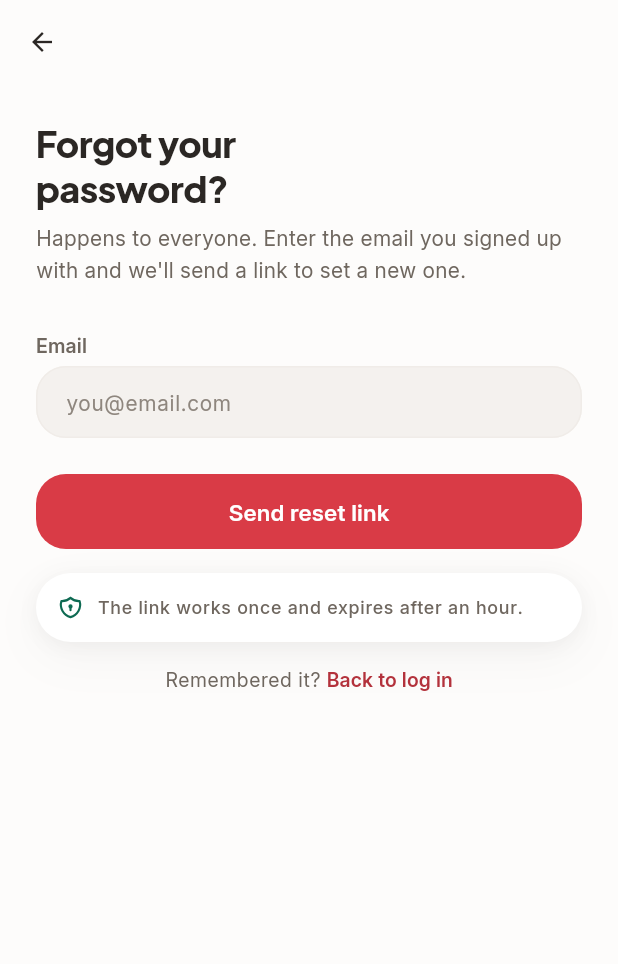
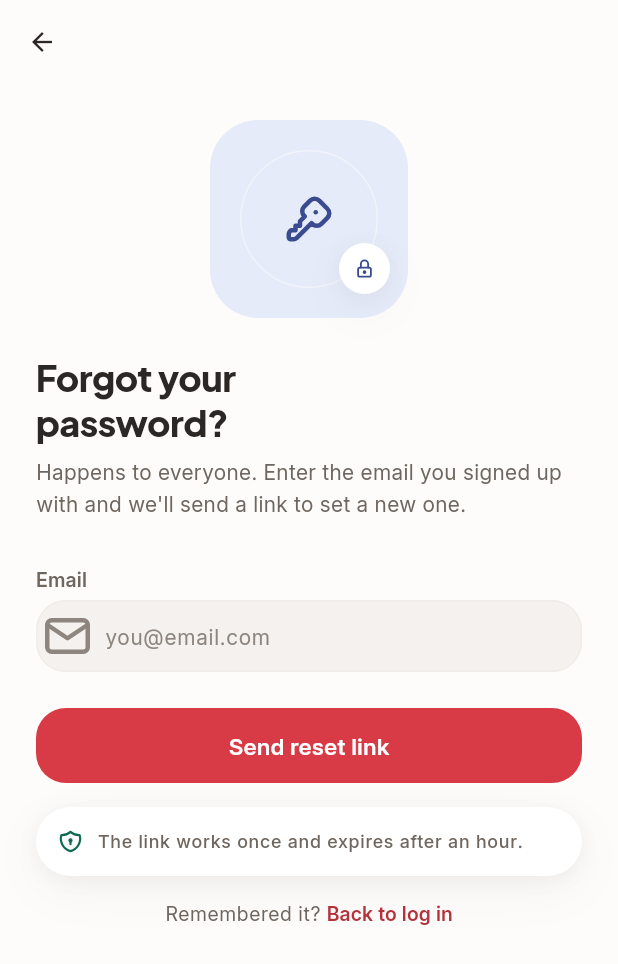
Before and after one commit to safinmahesania/Recipedia, a Flutter app: the ForgotPasswordView screen opened directly, on a phone screen of 412 x 824 dp. Shown: the top 964 px of the screen. Run offline on Flutter 3.47's test engine with Material 3 defaults, Android fonts, the phone set to English and light mode, and no system bars; our stand-ins replace cached_network_image, flutter_svg, get, image_picker, share_plus, shared_preferences and 1 more; accounts and stored records are empty.

Commit message:
feat(auth): field icons, password reveal, forgot-password hero
- AppTextField gains an optional leading icon and an eye toggle on obscured
  fields; typing a password blind is a common cause of failed logins
- Add mail/lock/person icons to login, signup, forgot and set-password
- Add the hero the kit gives forgot password; login and signup have none in
  the kit either, which is why they looked bare
- Ship lock, visibility and visibility_off icons

```diff
--- a/lib/constants/icon_assets.dart
+++ b/lib/constants/icon_assets.dart
@@ -13,11 +13,12 @@ const kTablerIcons = <String>{
   'edit_note', 'edit_outlined', 'favorite', 'favorite_border', 'flag_outlined',
   'help_outline', 'home', 'home_outlined', 'image_outlined', 'inbox_outlined',
   'info_outline', 'key', 'key_outlined', 'link', 'list_alt',
-  'local_fire_department', 'logout', 'mail_outline', 'menu_book', 'menu_book_outlined',
-  'notifications_none', 'pause', 'pending_actions', 'people_outline', 'person',
-  'person_outline', 'photo', 'photo_camera_outlined', 'photo_library_outlined', 'play_arrow',
-  'public', 'rate_review_outlined', 'refresh', 'remove', 'restaurant_menu',
-  'schedule', 'search', 'search_off', 'settings_outlined', 'share',
-  'shield_outlined', 'shopping_basket_outlined', 'shopping_cart', 'star', 'star_border',
-  'star_outline', 'swap_vert', 'tune', 'warning_amber_rounded',
+  'local_fire_department', 'lock', 'logout', 'mail_outline', 'menu_book',
+  'menu_book_outlined', 'notifications_none', 'pause', 'pending_actions', 'people_outline',
+  'person', 'person_outline', 'photo', 'photo_camera_outlined', 'photo_library_outlined',
+  'play_arrow', 'public', 'rate_review_outlined', 'refresh', 'remove',
+  'restaurant_menu', 'schedule', 'search', 'search_off', 'settings_outlined',
+  'share', 'shield_outlined', 'shopping_basket_outlined', 'shopping_cart', 'star',
+  'star_border', 'star_outline', 'swap_vert', 'tune', 'visibility',
+  'visibility_off', 'warning_amber_rounded',
 };
--- a/lib/shared/widgets/app_text_field.dart
+++ b/lib/shared/widgets/app_text_field.dart
@@ -1,10 +1,15 @@
 import 'package:flutter/material.dart';
 import '../../constants/app_sizes.dart';
 import '../../theme/app_tokens.dart';
+import 'app_icon.dart';
 
-/// Labelled input. Colours, radius, fill and focus ring all come from
+/// Labelled input. Colours, radius, fill and focus ring come from
 /// inputDecorationTheme, so this adapts to dark mode automatically.
-class AppTextField extends StatelessWidget {
+///
+/// StatefulWidget because password fields own a reveal toggle: typing a
+/// password blind on a phone keyboard is the single most common reason people
+/// fail a login they actually know the answer to.
+class AppTextField extends StatefulWidget {
   final String label;
   final String hint;
   final TextEditingController controller;
@@ -13,6 +18,9 @@ class AppTextField extends StatelessWidget {
   final String? errorText;
   final int maxLines;
   final ValueChanged<String>? onChanged;
+
+  /// Tabler icon name shown inside the field, e.g. `mail`, `lock`, `person`.
+  final String? icon;
 
   const AppTextField({
     super.key,
@@ -24,7 +32,15 @@ class AppTextField extends StatelessWidget {
     this.errorText,
     this.maxLines = 1,
     this.onChanged,
+    this.icon,
   });
+
+  @override
+  State<AppTextField> createState() => _AppTextFieldState();
+}
+
+class _AppTextFieldState extends State<AppTextField> {
+  late bool _hidden = widget.obscure;
 
   @override
   Widget build(BuildContext context) {
@@ -34,19 +50,40 @@ class AppTextField extends StatelessWidget {
     return Column(
       crossAxisAlignment: CrossAxisAlignment.start,
       children: [
-        Text(label,
+        Text(widget.label,
             style: text.labelMedium?.copyWith(color: t.textSecondary)),
         const SizedBox(height: AppSizes.xs + 2),
         TextField(
-          controller: controller,
-          obscureText: obscure,
-          keyboardType: keyboardType,
-          maxLines: obscure ? 1 : maxLines,
-          onChanged: onChanged,
+          controller: widget.controller,
+          obscureText: _hidden,
+          keyboardType: widget.keyboardType,
+          maxLines: widget.obscure ? 1 : widget.maxLines,
+          onChanged: widget.onChanged,
           style: text.bodyLarge,
           decoration: InputDecoration(
-            hintText: hint,
-            errorText: errorText,
+            hintText: widget.hint,
+            errorText: widget.errorText,
+            prefixIcon: widget.icon == null
+                ? null
+                : AppIcon(widget.icon!,
+                    fallback: Icons.circle_outlined,
+                    size: AppSizes.iconInput),
+            suffixIcon: !widget.obscure
+                ? null
+                : GestureDetector(
+                    onTap: () => setState(() => _hidden = !_hidden),
+                    behavior: HitTestBehavior.opaque,
+                    child: Padding(
+                      padding:
+                          const EdgeInsets.symmetric(horizontal: AppSizes.smd),
+                      child: AppIcon(_hidden ? 'visibility' : 'visibility_off',
+                          fallback: _hidden
+                              ? Icons.visibility_outlined
+                              : Icons.visibility_off_outlined,
+                          size: AppSizes.iconInput,
+                          color: t.textTertiary),
+                    ),
+                  ),
           ),
         ),
       ],
--- a/lib/views/auth/forgot_password_view.dart
+++ b/lib/views/auth/forgot_password_view.dart
@@ -39,6 +39,58 @@ class _ForgotPasswordViewState extends State<ForgotPasswordView> {
           child: Column(
             crossAxisAlignment: CrossAxisAlignment.stretch,
             children: [
+              // The kit gives this screen a hero; login and signup deliberately
+              // have none — they are forms people arrive at knowing what to do.
+              Center(
+                child: SizedBox(
+                  height: 132,
+                  width: 132,
+                  child: Stack(
+                    alignment: Alignment.center,
+                    children: [
+                      Container(
+                        decoration: BoxDecoration(
+                          color: t.categoryTints[3],
+                          borderRadius:
+                              BorderRadius.circular(AppSizes.radiusXl),
+                        ),
+                      ),
+                      Container(
+                        width: 92,
+                        height: 92,
+                        decoration: BoxDecoration(
+                          shape: BoxShape.circle,
+                          border: Border.all(
+                              color: t.canvas.withValues(alpha: 0.5)),
+                        ),
+                      ),
+                      AppIcon('key',
+                          fallback: Icons.key,
+                          size: 42,
+                          color: t.categoryGlyphs[3]),
+                      Positioned(
+                        right: 12,
+                        bottom: 16,
+                        child: Container(
+                          width: 34,
+                          height: 34,
+                          alignment: Alignment.center,
+                          decoration: BoxDecoration(
+                            shape: BoxShape.circle,
+                            color: t.surfaceRaised,
+                            boxShadow: t.cardShadow,
+                          ),
+                          child: AppIcon('lock',
+                              fallback: Icons.lock,
+                              size: 17,
+                              color: t.categoryGlyphs[3]),
+                        ),
+                      ),
+                    ],
+                  ),
+                ),
+              ),
+              const SizedBox(height: AppSizes.lg),
               Text('Forgot your\npassword?', style: text.headlineMedium),
               const SizedBox(height: AppSizes.sm),
               Text(
@@ -50,6 +102,7 @@ class _ForgotPasswordViewState extends State<ForgotPasswordView> {
               const SizedBox(height: AppSizes.xl),
               AppTextField(
                 label: 'Email',
+                icon: 'mail_outline',
                 hint: 'you@email.com',
                 controller: _email,
                 keyboardType: TextInputType.emailAddress,
--- a/lib/views/auth/login_view.dart
+++ b/lib/views/auth/login_view.dart
@@ -53,12 +53,14 @@ class _LoginViewState extends State<LoginView> {
               AppTextField(
                 label: 'Email',
                 hint: 'you@email.com',
+                icon: 'mail_outline',
                 controller: _email,
                 keyboardType: TextInputType.emailAddress,
               ),
               const SizedBox(height: AppSizes.md),
               AppTextField(
                 label: 'Password',
+                icon: 'lock',
                 hint: 'Your password',
                 controller: _password,
                 obscure: true,
--- a/lib/views/auth/set_password_view.dart
+++ b/lib/views/auth/set_password_view.dart
@@ -105,6 +105,7 @@ class _SetPasswordViewState extends State<SetPasswordView> {
               const SizedBox(height: AppSizes.lg),
               AppTextField(
                 label: 'New password',
+                icon: 'lock',
                 hint: 'At least 8 characters',
                 controller: _password,
                 obscure: true,
@@ -113,6 +114,7 @@ class _SetPasswordViewState extends State<SetPasswordView> {
               const SizedBox(height: AppSizes.md),
               AppTextField(
                 label: 'Confirm password',
+                icon: 'lock',
                 hint: 'Type it again',
                 controller: _confirm,
                 obscure: true,
--- a/lib/views/auth/signup_view.dart
+++ b/lib/views/auth/signup_view.dart
@@ -112,17 +112,22 @@ class _SignupViewState extends State<SignupView> {
               const SizedBox(height: AppSizes.lg),
 
               AppTextField(
-                  label: 'Name', hint: 'Your name', controller: _name),
+                  label: 'Name',
+                  hint: 'Your name',
+                  icon: 'person',
+                  controller: _name),
               const SizedBox(height: AppSizes.md),
               AppTextField(
                 label: 'Email',
                 hint: 'you@email.com',
+                icon: 'mail_outline',
                 controller: _email,
                 keyboardType: TextInputType.emailAddress,
               ),
               const SizedBox(height: AppSizes.md),
               AppTextField(
                 label: 'Password',
+                icon: 'lock',
                 hint: 'At least 8 characters',
                 controller: _password,
                 obscure: true,
```
Also changed, not shown: assets/icons/lock.svg (added), assets/icons/visibility.svg (added), assets/icons/visibility_off.svg (added).
